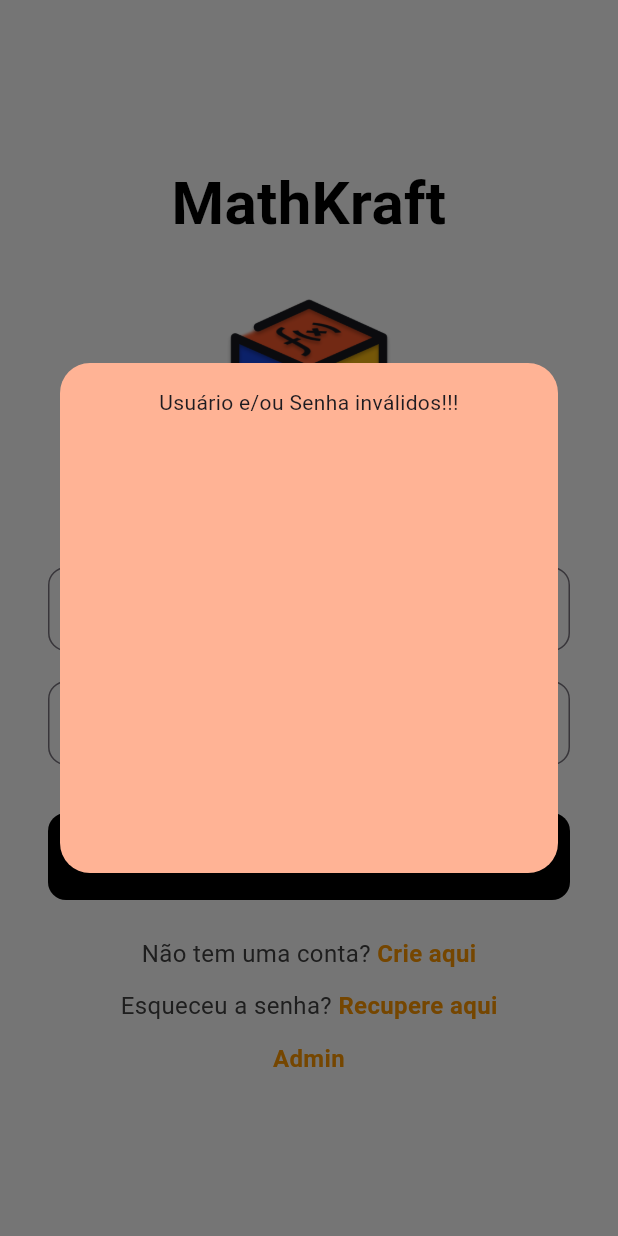
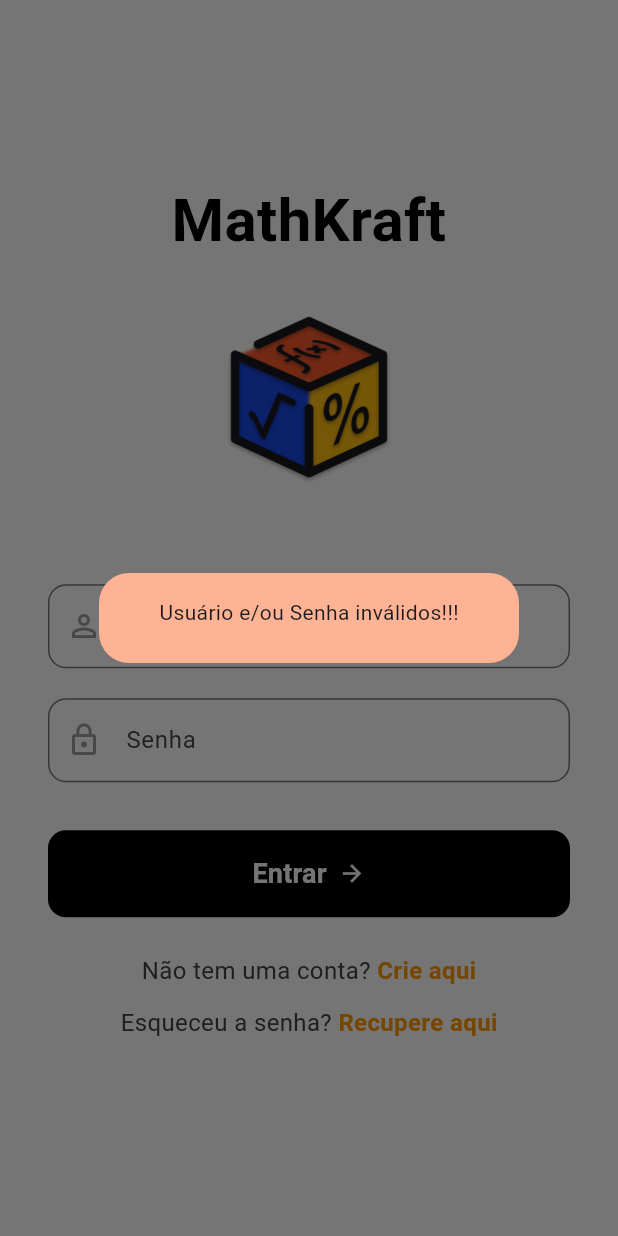
Before and after one commit to isallets/ProjetoFlutterMathkraft, a Flutter app: the screen it shows after launch, after a tap on "Entrar", on a phone screen of 412 x 824 dp. Run offline on Flutter 3.47's test engine with Material 3 defaults, Android fonts, the phone set to English and light mode, and no system bars.

Commit message:
Refatoração_e_coisas_a_mais2

```diff
--- a/mathkraft/lib/backend/controller/user_controller.dart
+++ b/mathkraft/lib/backend/controller/user_controller.dart
@@ -1,4 +1,4 @@
-import 'package:mathkraft/backend/classes/user_model.dart';
+import 'package:mathkraft/backend/model/user_model.dart';
 import 'package:mathkraft/backend/service.dart/user_service.dart';
 
 class UserController {
@@ -9,6 +9,10 @@ class UserController {
 
   static UserController get instance{
     return _instancia;
+  }
+
+  void criarUser(String nome, String senha, String telefone){
+    UserService.instancia.criarUser(nome, senha, telefone);
   }
 
 
--- a/mathkraft/lib/backend/classes/user_admin.dart
+++ b/mathkraft/lib/backend/model/user_admin.dart
@@ -1,4 +1,4 @@
-import 'package:mathkraft/backend/classes/user_model.dart';
+import 'package:mathkraft/backend/model/user_model.dart';
 
 class UserAdmin extends User{
   UserAdmin(super.id, super.nome, super.senha, super.telefone);
--- a/mathkraft/lib/backend/classes/user_comum.dart
+++ b/mathkraft/lib/backend/model/user_comum.dart
@@ -1,4 +1,4 @@
-import 'package:mathkraft/backend/classes/user_model.dart';
+import 'package:mathkraft/backend/model/user_model.dart';
 
 class UserComum extends User{
   UserComum(super.id, super.nome, super.senha, super.telefone);
--- a/mathkraft/lib/backend/repository/user_repository.dart
+++ b/mathkraft/lib/backend/repository/user_repository.dart
@@ -1,8 +1,8 @@
 import 'dart:developer';
 
-import 'package:mathkraft/backend/classes/user_admin.dart';
-import 'package:mathkraft/backend/classes/user_comum.dart';
-import 'package:mathkraft/backend/classes/user_model.dart';
+import 'package:mathkraft/backend/model/user_admin.dart';
+import 'package:mathkraft/backend/model/user_comum.dart';
+import 'package:mathkraft/backend/model/user_model.dart';
 
 class UserRepository {
   static final UserRepository _instancia = UserRepository._();
--- a/mathkraft/lib/frontend/screens/tela_boas_vindas.dart
+++ b/mathkraft/lib/frontend/screens/tela_boas_vindas.dart
@@ -1,10 +1,6 @@
-import 'dart:math';
-
 import 'package:flutter/material.dart';
-import 'package:mathkraft/backend/classes/user_admin.dart';
+import 'package:mathkraft/backend/model/user_admin.dart';
 import 'package:mathkraft/backend/controller/user_controller.dart';
-import 'package:mathkraft/backend/repository/user_repository.dart';
-import 'package:mathkraft/backend/service.dart/user_service.dart';
 import 'package:mathkraft/frontend/screens/tela_criar_conta.dart';
 import 'package:mathkraft/frontend/screens/tela_recuperar_senha.dart';
 import 'package:mathkraft/frontend/screens/tela_admin.dart';
@@ -21,8 +17,7 @@ import 'package:mathkraft/frontend/screens/tela_inicial_jogos.dart';
     late TextEditingController _nome = TextEditingController();
     late TextEditingController _senha = TextEditingController();
     late var login;
-    late String tipoConta;
-    final UserService userService = UserService.instancia;
+
 
     return Scaffold(
       backgroundColor: Colors.white,
@@ -106,7 +101,12 @@ import 'package:mathkraft/frontend/screens/tela_inicial_jogos.dart';
                             backgroundColor: const Color.fromARGB(255, 255, 179, 149),
                             shape: RoundedRectangleBorder(
                               borderRadius: BorderRadius.circular(20.0)),
-                            content: SizedBox(width: 300, height: 300, child: Text(login, textAlign: TextAlign.center,)));
+                            content: Row(
+                              mainAxisAlignment: MainAxisAlignment.center,
+                              children: [
+                                Text(login, textAlign: TextAlign.center,),
+                              ],
+                            ));
                         });
                     }
                     else if(login.runtimeType == UserAdmin){
@@ -154,23 +154,7 @@ import 'package:mathkraft/frontend/screens/tela_inicial_jogos.dart';
                   cinza,
                 ),
                 const SizedBox(height: 12),
-                GestureDetector(
-                  onTap: () {
-                    Navigator.push(
-                      context,
-                      MaterialPageRoute(builder: (context) => const TelaAdmin()),
-                    );
-                  },
-                  child: const Text(
-                    'Admin',
-                    textAlign: TextAlign.center,
-                    style: TextStyle(
-                      color: laranja,
-                      fontWeight: FontWeight.bold,
-                      fontSize: 16,
-                    ),
-                  ),
-                ),
+
               ],
             ),
           ),
```
Also changed, not shown: mathkraft/lib/backend/service.dart/user_service.dart (+7 -2 lines), mathkraft/lib/backend/validators/validators.dart (+9 -2 lines), mathkraft/lib/frontend/screens/tela_criar_conta.dart (+2 -6 lines), mathkraft/lib/backend/model/user_model.dart (renamed from mathkraft/lib/backend/classes/user_model.dart).
